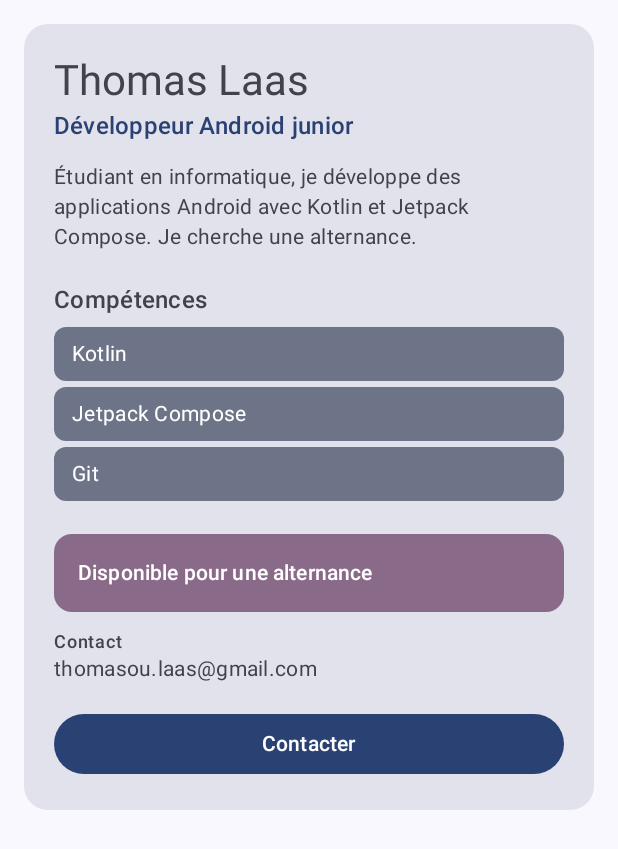
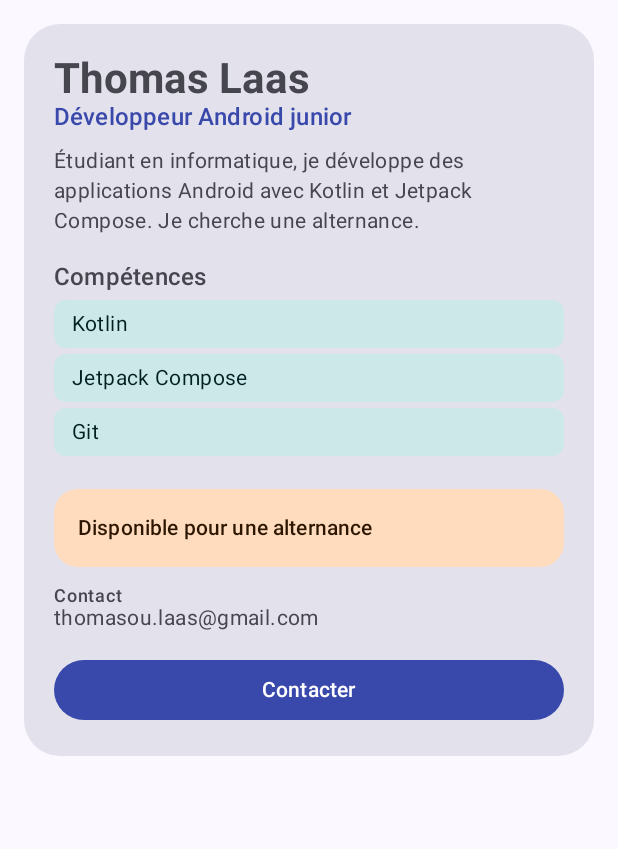
Before and after one commit to thomas-ls33/amelioration-profil-android, an Android app built with Jetpack Compose: the screen it shows after launch (MainActivity), on a phone screen of 412 x 824 dp. Shown: the top 849 px of the screen. Run offline under Robolectric (Android 15) with nearby library versions, the phone set to English and light mode, and no system bars.

Commit message:
Thème Material 3 : couleurs, typographie, formes, clair/sombre

```diff
--- a/app/src/main/java/com/example/profil/ui/theme/Color.kt
+++ b/app/src/main/java/com/example/profil/ui/theme/Color.kt
@@ -2,10 +2,31 @@ package com.example.profil.ui.theme
 
 import androidx.compose.ui.graphics.Color
 
-val Purple80 = Color(0xFFD0BCFF)
-val PurpleGrey80 = Color(0xFFCCC2DC)
-val Pink80 = Color(0xFFEFB8C8)
+// Palette claire : bleu nuit (primaire), sarcelle (secondaire), ambre (tertiaire)
+val Indigo40 = Color(0xFF3949AB)
+val IndigoContainer90 = Color(0xFFDDE1FF)
+val OnIndigoContainer10 = Color(0xFF001257)
+val Teal40 = Color(0xFF00696E)
+val TealContainer90 = Color(0xFFCCE8E9)
+val OnTealContainer10 = Color(0xFF002022)
+val Amber40 = Color(0xFF8A5100)
+val AmberContainer90 = Color(0xFFFFDCBE)
+val OnAmberContainer10 = Color(0xFF2C1600)
+val Neutral99 = Color(0xFFFBF8FF)
+val Neutral10 = Color(0xFF1B1B21)
+val NeutralVariant90 = Color(0xFFE3E1EC)
+val NeutralVariant30 = Color(0xFF46464F)
+val Outline50 = Color(0xFF767680)
 
-val Purple40 = Color(0xFF6650a4)
-val PurpleGrey40 = Color(0xFF625b71)
-val Pink40 = Color(0xFF7D5260)
+// Palette sombre : mêmes teintes, tons clairs sur fond foncé
+val Indigo80 = Color(0xFFB9C3FF)
+val IndigoContainer30 = Color(0xFF1E3192)
+val Teal80 = Color(0xFF80D4D9)
+val TealContainer30 = Color(0xFF004F53)
+val Amber80 = Color(0xFFFFB870)
+val AmberContainer30 = Color(0xFF693C00)
+val Neutral6 = Color(0xFF121318)
+val Neutral90 = Color(0xFFE4E1E9)
+val NeutralVariant20 = Color(0xFF2F3038)
+val NeutralVariant80 = Color(0xFFC7C5D0)
+val Outline60 = Color(0xFF90909A)
--- /dev/null
+++ b/app/src/main/java/com/example/profil/ui/theme/Shape.kt
@@ -0,0 +1,14 @@
+package com.example.profil.ui.theme
+
+import androidx.compose.foundation.shape.RoundedCornerShape
+import androidx.compose.material3.Shapes
+import androidx.compose.ui.unit.dp
+
+// Coins arrondis réguliers : petits pour les chips, grands pour les cartes
+val Shapes = Shapes(
+    extraSmall = RoundedCornerShape(4.dp),
+    small = RoundedCornerShape(8.dp),
+    medium = RoundedCornerShape(16.dp),
+    large = RoundedCornerShape(24.dp),
+    extraLarge = RoundedCornerShape(32.dp)
+)
--- a/app/src/main/java/com/example/profil/ui/theme/Theme.kt
+++ b/app/src/main/java/com/example/profil/ui/theme/Theme.kt
@@ -1,6 +1,5 @@
 package com.example.profil.ui.theme
 
-import android.app.Activity
 import android.os.Build
 import androidx.compose.foundation.isSystemInDarkTheme
 import androidx.compose.material3.MaterialTheme
@@ -9,35 +8,58 @@ import androidx.compose.material3.dynamicDarkColorScheme
 import androidx.compose.material3.dynamicLightColorScheme
 import androidx.compose.material3.lightColorScheme
 import androidx.compose.runtime.Composable
+import androidx.compose.ui.graphics.Color
 import androidx.compose.ui.platform.LocalContext
 
-private val DarkColorScheme = darkColorScheme(
-    primary = Purple80,
-    secondary = PurpleGrey80,
-    tertiary = Pink80
+private val LightColorScheme = lightColorScheme(
+    primary = Indigo40,
+    onPrimary = Color.White,
+    primaryContainer = IndigoContainer90,
+    onPrimaryContainer = OnIndigoContainer10,
+    secondary = Teal40,
+    onSecondary = Color.White,
+    secondaryContainer = TealContainer90,
+    onSecondaryContainer = OnTealContainer10,
+    tertiary = Amber40,
+    onTertiary = Color.White,
+    tertiaryContainer = AmberContainer90,
+    onTertiaryContainer = OnAmberContainer10,
+    background = Neutral99,
+    onBackground = Neutral10,
+    surface = Neutral99,
+    onSurface = Neutral10,
+    surfaceVariant = NeutralVariant90,
+    onSurfaceVariant = NeutralVariant30,
+    outline = Outline50
 )
 
-private val LightColorScheme = lightColorScheme(
-    primary = Purple40,
-    secondary = PurpleGrey40,
-    tertiary = Pink40
-
-    /* Other default colors to override
-    background = Color(0xFFFFFBFE),
-    surface = Color(0xFFFFFBFE),
-    onPrimary = Color.White,
-    onSecondary = Color.White,
-    onTertiary = Color.White,
-    onBackground = Color(0xFF1C1B1F),
-    onSurface = Color(0xFF1C1B1F),
-    */
+private val DarkColorScheme = darkColorScheme(
+    primary = Indigo80,
+    onPrimary = OnIndigoContainer10,
+    primaryContainer = IndigoContainer30,
+    onPrimaryContainer = IndigoContainer90,
+    secondary = Teal80,
+    onSecondary = OnTealContainer10,
+    secondaryContainer = TealContainer30,
+    onSecondaryContainer = TealContainer90,
+    tertiary = Amber80,
+    onTertiary = OnAmberContainer10,
+    tertiaryContainer = AmberContainer30,
+    onTertiaryContainer = AmberContainer90,
+    background = Neutral6,
+    onBackground = Neutral90,
+    surface = Neutral6,
+    onSurface = Neutral90,
+    surfaceVariant = NeutralVariant20,
+    onSurfaceVariant = NeutralVariant80,
+    outline = Outline60
 )
 
 @Composable
 fun ProfilTheme(
     darkTheme: Boolean = isSystemInDarkTheme(),
-    // Dynamic color is available on Android 12+
-    dynamicColor: Boolean = true,
+    // Désactivé par défaut pour garder l'identité visuelle de l'application
+    dynamicColor: Boolean = false,
     content: @Composable () -> Unit
 ) {
     val colorScheme = when {
@@ -53,6 +75,7 @@ fun ProfilTheme(
     MaterialTheme(
         colorScheme = colorScheme,
         typography = Typography,
+        shapes = Shapes,
         content = content
     )
 }
--- a/app/src/main/java/com/example/profil/ui/theme/Type.kt
+++ b/app/src/main/java/com/example/profil/ui/theme/Type.kt
@@ -6,29 +6,53 @@ import androidx.compose.ui.text.font.FontFamily
 import androidx.compose.ui.text.font.FontWeight
 import androidx.compose.ui.unit.sp
 
-// Set of Material typography styles to start with
+// Titres en sans-serif gras, corps de texte aéré pour la lisibilité
 val Typography = Typography(
+    headlineMedium = TextStyle(
+        fontFamily = FontFamily.SansSerif,
+        fontWeight = FontWeight.Bold,
+        fontSize = 28.sp,
+        lineHeight = 36.sp
+    ),
+    titleLarge = TextStyle(
+        fontFamily = FontFamily.SansSerif,
+        fontWeight = FontWeight.SemiBold,
+        fontSize = 20.sp,
+        lineHeight = 28.sp
+    ),
+    titleMedium = TextStyle(
+        fontFamily = FontFamily.SansSerif,
+        fontWeight = FontWeight.Medium,
+        fontSize = 16.sp,
+        lineHeight = 24.sp,
+        letterSpacing = 0.15.sp
+    ),
     bodyLarge = TextStyle(
         fontFamily = FontFamily.Default,
         fontWeight = FontWeight.Normal,
         fontSize = 16.sp,
         lineHeight = 24.sp,
         letterSpacing = 0.5.sp
-    )
-    /* Other default text styles to override
-    titleLarge = TextStyle(
+    ),
+    bodyMedium = TextStyle(
         fontFamily = FontFamily.Default,
         fontWeight = FontWeight.Normal,
-        fontSize = 22.sp,
-        lineHeight = 28.sp,
-        letterSpacing = 0.sp
+        fontSize = 14.sp,
+        lineHeight = 20.sp,
+        letterSpacing = 0.25.sp
     ),
-    labelSmall = TextStyle(
-        fontFamily = FontFamily.Default,
+    labelLarge = TextStyle(
+        fontFamily = FontFamily.SansSerif,
         fontWeight = FontWeight.Medium,
-        fontSize = 11.sp,
+        fontSize = 14.sp,
+        lineHeight = 20.sp,
+        letterSpacing = 0.1.sp
+    ),
+    labelMedium = TextStyle(
+        fontFamily = FontFamily.SansSerif,
+        fontWeight = FontWeight.Medium,
+        fontSize = 12.sp,
         lineHeight = 16.sp,
         letterSpacing = 0.5.sp
     )
-    */
 )
```
